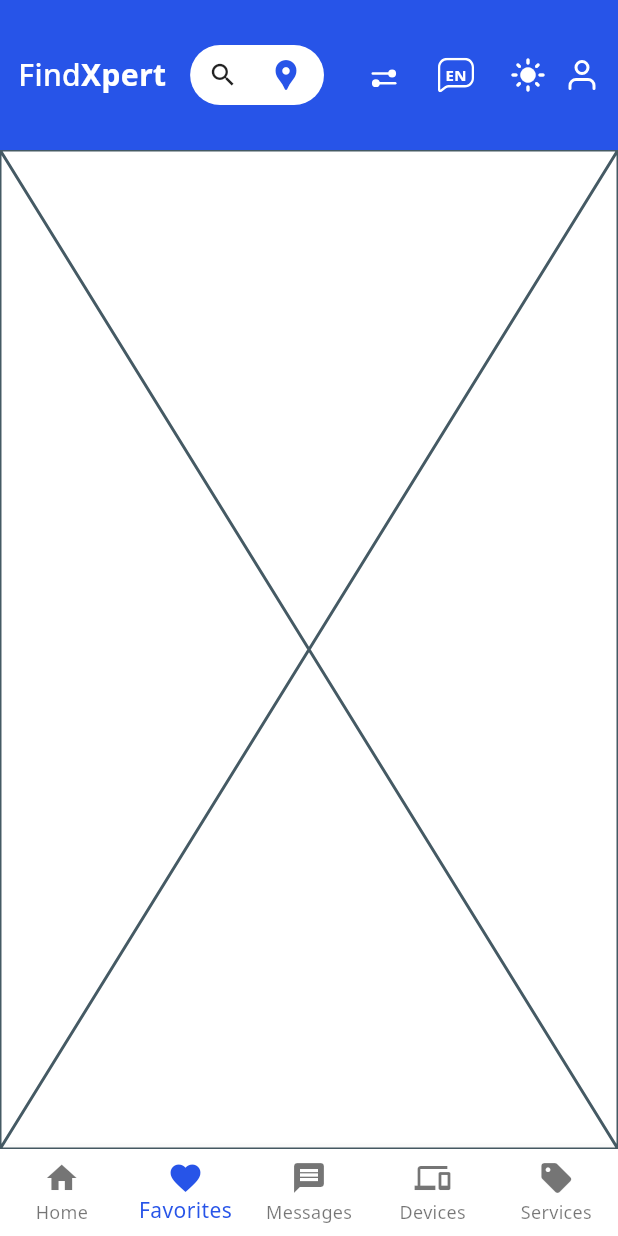
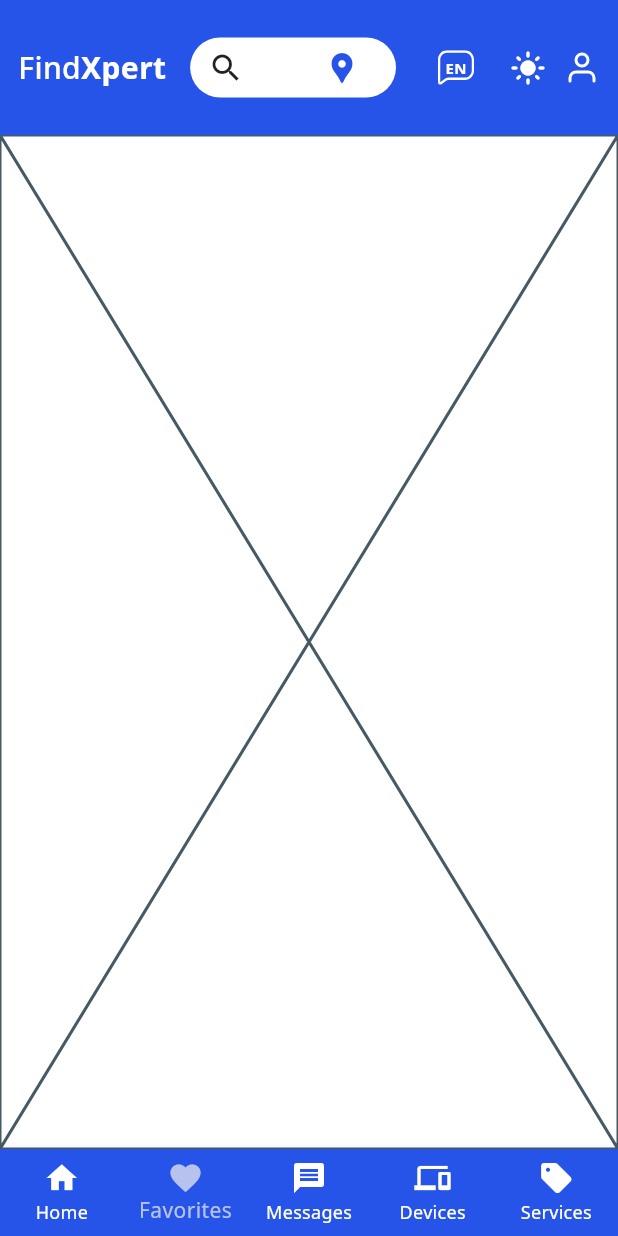
Before and after one commit to Juergen-J/bsp-client, a Flutter app: the screen it shows after launch, item 2 of the bottom bar chosen, on a phone screen of 412 x 824 dp. Run offline on Flutter 3.47's test engine with Material 3 defaults, Android fonts, the phone set to English and light mode, and no system bars; our stand-ins replace dio, flutter_map, flutter_svg, geolocator, go_router, latlong2 and 2 more; missing offline and left inert: dart:html, flutter_flavor, scrollview_observer, stomp_dart_client; accounts and stored records are empty; generated files the repository leaves out were written again.

Commit message:
Layout enhancements and UI refinements
- Adjusted top navigation menu width.
- Changed default height for `TopNavigationMenu`.
- Improved bottom navigation bar style.
- Added `AppBar` height and `TopNavigationMenu` width properties.
- Updated `Messages` page title.

```diff
--- a/lib/app/router.dart
+++ b/lib/app/router.dart
@@ -37,8 +37,9 @@ final GoRouter router = GoRouter(
         return LayoutBuilder(
           builder: (context, constraints) {
             double contentWidth =
-                constraints.maxWidth > 1200 ? 1200 : constraints.maxWidth;
+                constraints.maxWidth > 1290 ? 1290 : constraints.maxWidth;
             bool isMobile = constraints.maxWidth < 450;
+            double height = 90.0;
 
             return Stack(children: [
               Scaffold(
@@ -49,6 +50,7 @@ final GoRouter router = GoRouter(
                   contentWidth: contentWidth,
                   avatarKey: _avatarKey,
                   languageKey: _languageKey,
+                  height: height,
                 ),
                 body: isMobile
                     ? Column(
@@ -56,6 +58,9 @@ final GoRouter router = GoRouter(
                           Expanded(child: navigationShell),
                           SafeArea(
                             child: BottomNavigationBar(
+                              backgroundColor: colorScheme.primary,
+                              fixedColor: colorScheme.secondary,
+                              unselectedItemColor: colorScheme.onPrimary,
                               type: BottomNavigationBarType.fixed,
                               currentIndex: _getSelectedIndex(context) ?? 0,
                               onTap: (index) => navigationShell.goBranch(index),
@@ -91,12 +96,15 @@ final GoRouter router = GoRouter(
                                 child: IntrinsicHeight(
                                   child: Column(
                                     children: [
-                                      Container(
+                                      Material(
+                                        elevation: 4,
                                         color: colorScheme.surface,
                                         child: Center(
                                           child: SizedBox(
                                             width: contentWidth,
-                                            child: const TopNavigationMenu(),
+                                            child: TopNavigationMenu(
+                                                contentWidth: contentWidth,
+                                                height: height),
                                           ),
                                         ),
                                       ),
--- a/lib/page/component/app_bar_component.dart
+++ b/lib/page/component/app_bar_component.dart
@@ -11,20 +11,22 @@ class CustomAppBar extends StatelessWidget implements PreferredSizeWidget {
   final VoidCallback onThemeToggle;
   final GlobalKey avatarKey;
   final GlobalKey languageKey;
+
   // todo mobile view
   final double contentWidth;
+  final double height;
 
-  const CustomAppBar({
-    super.key,
-    required this.isDarkMode,
-    required this.onThemeToggle,
-    required this.avatarKey,
-    required this.languageKey,
-    required this.contentWidth,
-  });
+  const CustomAppBar(
+      {super.key,
+      required this.isDarkMode,
+      required this.onThemeToggle,
+      required this.avatarKey,
+      required this.languageKey,
+      required this.contentWidth,
+      required this.height});
 
   @override
-  Size get preferredSize => const Size.fromHeight(100.0);
+  Size get preferredSize => Size.fromHeight(height);
 
   @override
   Widget build(BuildContext context) {
@@ -74,7 +76,7 @@ class CustomAppBar extends StatelessWidget implements PreferredSizeWidget {
                   padding: const EdgeInsets.symmetric(horizontal: 12),
                   child: Row(
                     children: [
-                      const Icon(Icons.search, size: 20),
+                      const Icon(Icons.search),
                       const SizedBox(width: 8),
                       const Expanded(
                         child: TextField(
@@ -97,17 +99,17 @@ class CustomAppBar extends StatelessWidget implements PreferredSizeWidget {
               const SizedBox(width: 16),
               Row(
                 children: [
-                  IconButton(
-                    icon: SvgPicture.asset(
-                      'assets/icons/equalizer.svg',
-                      color: colorScheme.onPrimary,
-                      width: 24,
-                      height: 20,
-                    ),
-                    onPressed: () {
-                      // handle favorites tap
-                    },
-                  ),
+                  // IconButton(
+                  //   icon: SvgPicture.asset(
+                  //     'assets/icons/equalizer.svg',
+                  //     color: colorScheme.onPrimary,
+                  //     width: 24,
+                  //     height: 20,
+                  //   ),
+                  //   onPressed: () {
+                  //     // handle favorites tap
+                  //   },
+                  // ),
                   Stack(alignment: Alignment.center, children: [
                     IconButton(
                       key: languageKey,
--- a/lib/page/messages_page.dart
+++ b/lib/page/messages_page.dart
@@ -141,7 +141,8 @@ class MessagesPageState extends State<MessagesPage> {
     return Scaffold(
       backgroundColor: colorScheme.background,
       appBar: AppBar(
-        title: const Text("Messages"),
+        title: Text("Messages"),
+
         leading: _showMessagesOnly
             ? IconButton(
           icon: const Icon(Icons.arrow_back),
```
Also changed, not shown: lib/page/component/top_navigation_menu.dart (+19 -10 lines).
